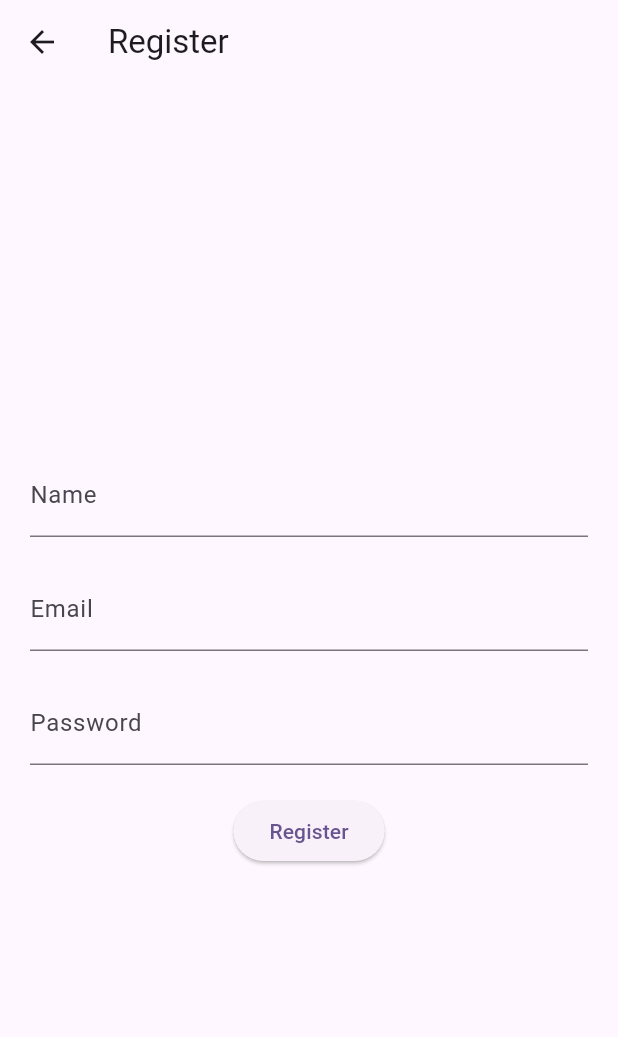
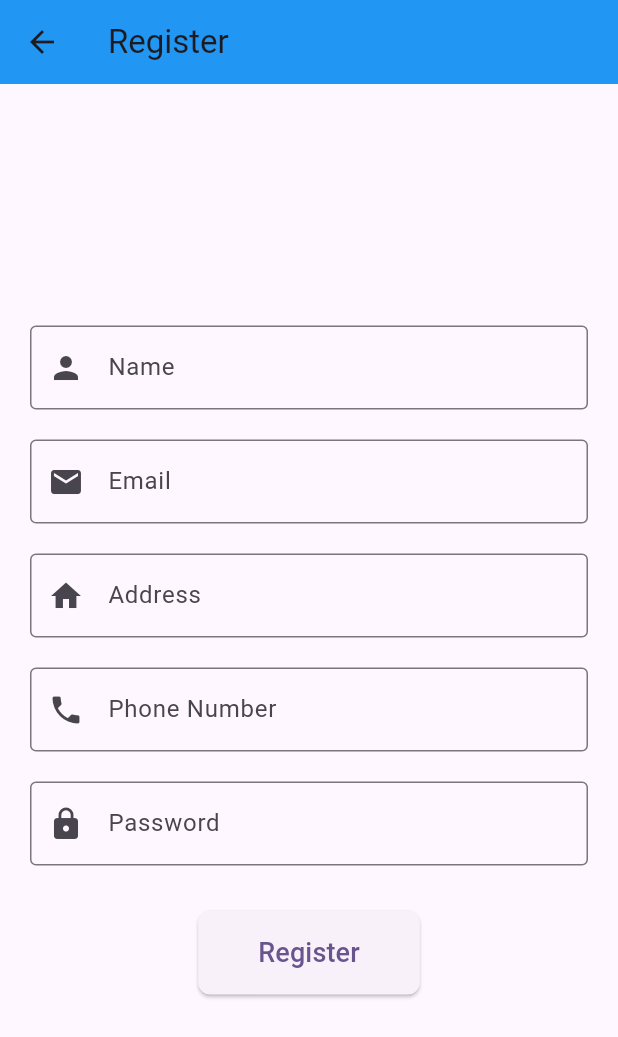
Before and after one commit to K-gultom/projek_akhir_pcs, a Flutter app: the RegisterPage screen opened directly, on a phone screen of 412 x 824 dp. Shown: the top 1037 px of the screen. Run offline on Flutter 3.47's test engine with Material 2 defaults, Android fonts, the phone set to English and light mode, and no system bars.

Commit message:
commit register

```diff
--- a/projek_pcs/lib/Screen/register.dart
+++ b/projek_pcs/lib/Screen/register.dart
@@ -8,6 +8,8 @@ class RegisterPage extends StatefulWidget {
 class _RegisterPageState extends State<RegisterPage> {
   TextEditingController _nameController = TextEditingController();
   TextEditingController _emailController = TextEditingController();
+  TextEditingController _addressController = TextEditingController();
+  TextEditingController _phoneController = TextEditingController();
   TextEditingController _passwordController = TextEditingController();
 
   @override
@@ -15,39 +17,71 @@ class _RegisterPageState extends State<RegisterPage> {
     return Scaffold(
       appBar: AppBar(
         title: Text('Register'),
+        backgroundColor: Colors.blue, // Ubah warna latar belakang AppBar
       ),
       body: Padding(
         padding: EdgeInsets.all(20.0),
         child: Column(
           mainAxisAlignment: MainAxisAlignment.center,
           children: [
-            TextField(
+            TextFormField(
               controller: _nameController,
               decoration: InputDecoration(
                 labelText: 'Name',
+                border: OutlineInputBorder(), // Tambahkan border ke input field
+                prefixIcon: Icon(Icons.person), // Tambahkan ikon pada input field
               ),
+              style: TextStyle(fontSize: 16.0), // Ubah ukuran font input field
             ),
             SizedBox(height: 20.0),
-            TextField(
+            TextFormField(
               controller: _emailController,
               decoration: InputDecoration(
                 labelText: 'Email',
+                border: OutlineInputBorder(),
+                prefixIcon: Icon(Icons.email),
               ),
+              style: TextStyle(fontSize: 16.0),
             ),
             SizedBox(height: 20.0),
-            TextField(
+            TextFormField(
+              controller: _addressController,
+              decoration: InputDecoration(
+                labelText: 'Address',
+                border: OutlineInputBorder(),
+                prefixIcon: Icon(Icons.home),
+              ),
+              style: TextStyle(fontSize: 16.0),
+            ),
+            SizedBox(height: 20.0),
+            TextFormField(
+              controller: _phoneController,
+              decoration: InputDecoration(
+                labelText: 'Phone Number',
+                border: OutlineInputBorder(),
+                prefixIcon: Icon(Icons.phone),
+              ),
+              style: TextStyle(fontSize: 16.0),
+            ),
+            SizedBox(height: 20.0),
+            TextFormField(
               controller: _passwordController,
               decoration: InputDecoration(
                 labelText: 'Password',
+                border: OutlineInputBorder(),
+                prefixIcon: Icon(Icons.lock),
               ),
+              style: TextStyle(fontSize: 16.0),
               obscureText: true,
             ),
-            SizedBox(height: 20.0),
+            SizedBox(height: 30.0),
             ElevatedButton(
               onPressed: () {
                 // Perform registration logic here
                 String name = _nameController.text;
                 String email = _emailController.text;
+                String address = _addressController.text;
+                String phone = _phoneController.text;
                 String password = _passwordController.text;
 
                 // Add your registration logic or API calls here
@@ -55,7 +89,16 @@ class _RegisterPageState extends State<RegisterPage> {
                 // Navigate to home page after successful registration
                 Navigator.pushReplacementNamed(context, '/home');
               },
-              child: Text('Register'),
+              child: Text(
+                'Register',
+                style: TextStyle(fontSize: 18.0),
+              ),
+              style: ElevatedButton.styleFrom(
+                padding: EdgeInsets.symmetric(horizontal: 40.0, vertical: 15.0), // Ubah padding tombol
+                shape: RoundedRectangleBorder(
+                  borderRadius: BorderRadius.circular(8.0), // Ubah radius border tombol
+                ),
+              ),
             ),
           ],
         ),
```
